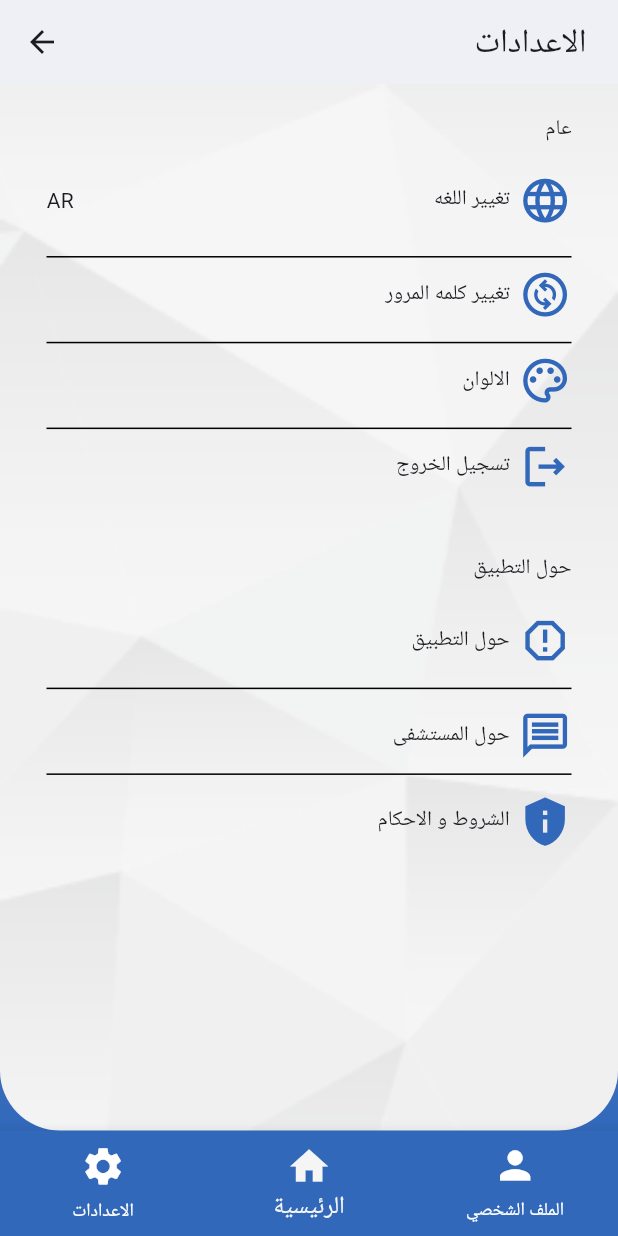
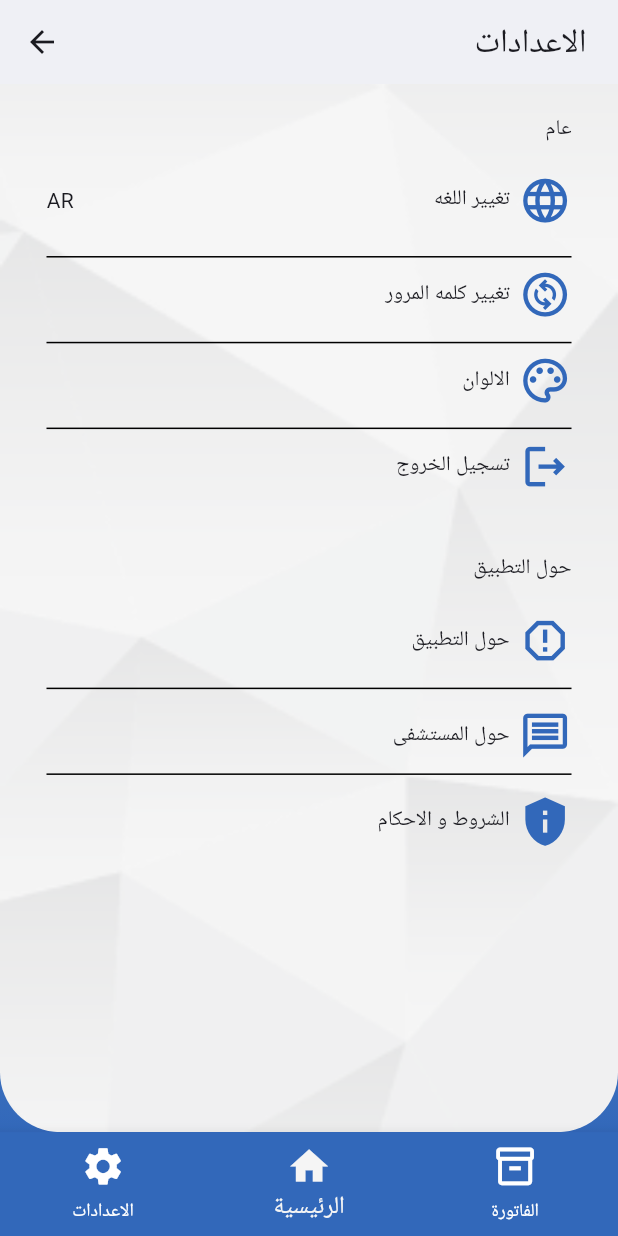
Before and after one commit to Basellzaben/cashvanmobile, a Flutter app: the Settings screen opened directly, on a phone screen of 412 x 824 dp. Run offline on Flutter 3.47's test engine with Material 2 defaults, Android fonts, the phone set to English and light mode, and no system bars; our stand-ins replace auto_size_text, device_preview, easy_splash_screen, flutter_screenutil, flutter_svg, local_auth and 2 more; missing offline and left inert: arabic_font, local_auth_android, local_auth_ios; accounts and stored records are empty.

Commit message:
basel alzaben - 26/9/2023

```diff
--- a/lib/Providers/languageProvider.dart
+++ b/lib/Providers/languageProvider.dart
@@ -43,7 +43,6 @@ class Language extends ChangeNotifier {
   }
 
   //"Top Doctors :",
-
   static Map<String, Object?> ar = {
     "selectvisitno":"يجب اختيار زياره لعرض التفاصيل ",
     "notfound":"صوره الأشعة غير متوفره",
@@ -95,7 +94,7 @@ class Language extends ChangeNotifier {
     "Prescription": "وصفات الخروج",
     "Vitalsigns": "العلامات حيوية",
     "openvisit": "فتح زيارة",
-    "Invoices": "الفواتير",
+    "Invoices": "الفاتورة",
     "Payments": "الدفعات",
     "Insurance": "التامين",
     "galaxycasgvan": "Galaxy CashVan",
@@ -277,7 +276,7 @@ class Language extends ChangeNotifier {
     "Prescription": "Prescription",
     "Vitalsigns": "Vital signs",
     "openvisit": "Open visit",
-    "Invoices": "Invoices",
+    "Invoices": "Invoice",
     "Payments": "Payments",
     "Insurance": "Insurance",
     "galaxycasgvan": "Galaxy CashVan",
--- a/lib/UI/Home.dart
+++ b/lib/UI/Home.dart
@@ -87,8 +87,8 @@ class _HomeState extends State<Home> {
     icon: Icon(Icons.home),
     label: LanguageProvider.Llanguage('Home')),
     BottomNavigationBarItem(
-    icon: Icon(Icons.person),
-    label: LanguageProvider.Llanguage('profile')),
+    icon: Icon(Icons.inventory_2_outlined),
+    label: LanguageProvider.Llanguage('Invoices')),
     ],
     iconSize: 30 * unitHeightValue,
     unselectedFontSize: 12 * unitHeightValue,
@@ -252,8 +252,6 @@ class _HomeState extends State<Home> {
                                   ),
                                   Text(
                                       LanguageProvider.Llanguage("openvisit"),
-
-
                                       style: ArabicTextStyle(
                                           arabicFont: ArabicFont.tajawal,
                                           color: HexColor(ThemP.getcolor()),
--- a/lib/UI/Settings.dart
+++ b/lib/UI/Settings.dart
@@ -66,9 +66,8 @@ var Terms='';
                   label: LanguageProvider.Llanguage('Home')
               ),
               BottomNavigationBarItem(
-                  icon: Icon(Icons.person),
-                  label: LanguageProvider.Llanguage('profile')
-              ),
+                  icon: Icon(Icons.inventory_2_outlined),
+                  label: LanguageProvider.Llanguage('Invoices')),
             ],
             iconSize: 30 * unitHeightValue,
             unselectedFontSize: 12 * unitHeightValue,
--- a/lib/UI/profile.dart
+++ b/lib/UI/profile.dart
@@ -72,9 +72,8 @@ class _profileState extends State<profile> {
                   label: LanguageProvider.Llanguage('Home')
               ),
               BottomNavigationBarItem(
-                  icon: Icon(Icons.person),
-                  label: LanguageProvider.Llanguage('profile')
-              ),
+                  icon: Icon(Icons.inventory_2_outlined),
+                  label: LanguageProvider.Llanguage('Invoices')),
             ],
             iconSize: 30 * unitHeightValue,
             unselectedFontSize: 12 * unitHeightValue,
```
Also changed, not shown: lib/ColorsLanguage/GlobalVar.dart (+7 -3 lines).
